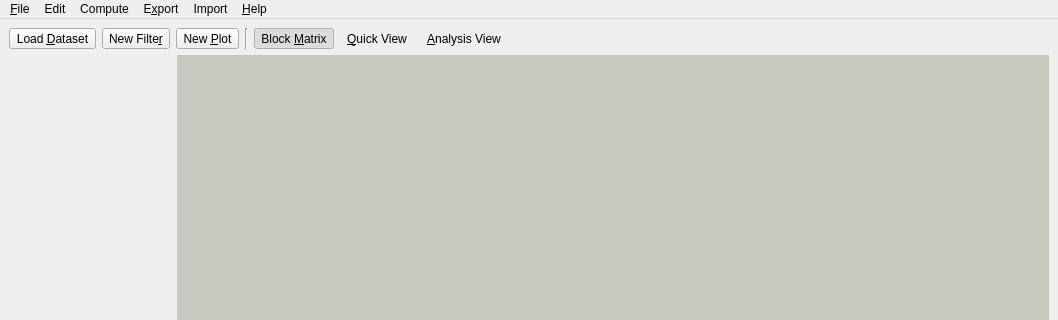
Before: the Qt Designer form shapeout2/gui/main.ui in ZELLMECHANIK-DRESDEN/ShapeOut2, drawn with Qt 5; both pictures show x 0 to 1058 and y 0 to 320 of the 1058 by 670 pixel window.
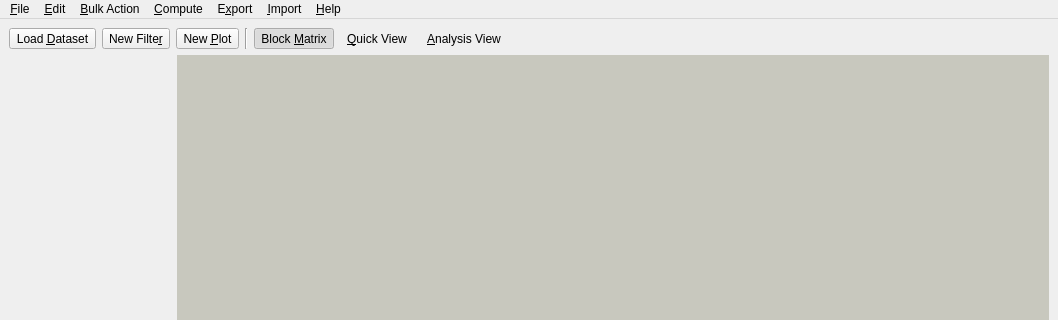
After: the same form once the commit is applied. Icons and pictures are not drawn. Custom widgets are drawn as their Qt base class.

Commit message: feat: add bulk Young's modulus computation

Diff of the .ui file:
```diff
--- a/shapeout2/gui/main.ui
+++ b/shapeout2/gui/main.ui
@@ -237,7 +237,7 @@
    </widget>
    <widget class="QMenu" name="menuEdit">
     <property name="title">
-     <string>Edit</string>
+     <string>&amp;Edit</string>
     </property>
     <addaction name="actionPreferences"/>
    </widget>
@@ -260,18 +260,25 @@
    </widget>
    <widget class="QMenu" name="menuImport">
     <property name="title">
-     <string>Import</string>
+     <string>&amp;Import</string>
     </property>
     <addaction name="actionImportFilter"/>
    </widget>
    <widget class="QMenu" name="menuCompute">
     <property name="title">
-     <string>Compute</string>
+     <string>&amp;Compute</string>
     </property>
     <addaction name="actionComputeStatistics"/>
    </widget>
+   <widget class="QMenu" name="menuBulk_Action">
+    <property name="title">
+     <string>&amp;Bulk Action</string>
+    </property>
+    <addaction name="actionComputeEmodulus"/>
+   </widget>
    <addaction name="menu_File"/>
    <addaction name="menuEdit"/>
+   <addaction name="menuBulk_Action"/>
    <addaction name="menuCompute"/>
    <addaction name="menuExport"/>
    <addaction name="menuImport"/>
```
Left out of the diff: 18 changed lines with no effect on the pictures. The commit also changes 9 other files.
